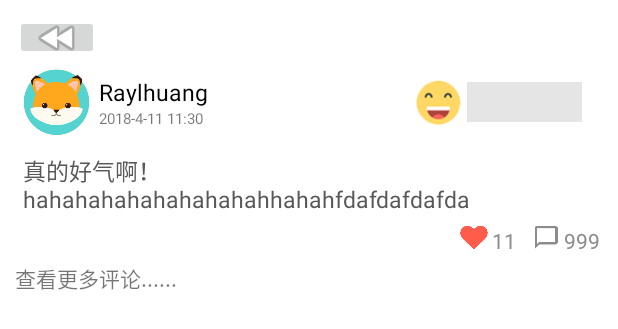
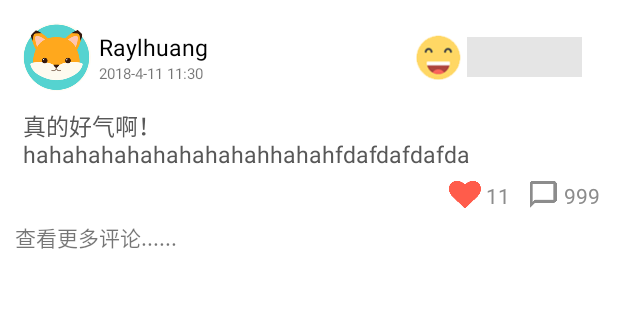
Before and after one commit to yuexihan/Living, an Android app: the layout record_item_detail_layout.xml on its own in the app's theme, with its tools: preview values and no code run, on a phone screen of 412 x 824 dp. Shown: the top 329 px of the screen. Run offline under Robolectric (Android 15) with nearby library versions, the phone set to English and light mode, and no system bars.

```diff
--- a/app/build.gradle
+++ b/app/build.gradle
@@ -44,5 +44,5 @@ dependencies {
     compile 'com.android.support.constraint:constraint-layout:1.1.0'
     //此行为百分比布局依赖库
     compile 'com.android.support:percent:27.1.1'
-    testCompile 'junit:junit:4.12'
+    //testCompile 'junit:junit:4.12'
 }
--- a/app/src/main/AndroidManifest.xml
+++ b/app/src/main/AndroidManifest.xml
@@ -42,6 +42,8 @@
 
         <activity
                   android:name=".RegisterActivity" />
+        <activity
+            android:name=".RecordDetailActivity" />
         <activity android:name=".FloatEditorActivity"
             android:windowSoftInputMode="stateAlwaysVisible"
             android:theme="@style/NoTitleDialogTheme"/>
--- a/app/src/main/java/com/tencent/living/RecordItemAdapter.java
+++ b/app/src/main/java/com/tencent/living/RecordItemAdapter.java
@@ -35,8 +35,6 @@ public class RecordItemAdapter extends BaseAdapter {
     }
     public RecordDetailPlan addItem(Record record){
         RecordDetailPlan rdp = new RecordDetailPlan(context, record, commentsLineLimit);
-        rdp.setBackButtonVisiable(false);
-        rdp.setClickAble(true);
         data.add(rdp);
         return rdp;
     }
--- a/app/src/main/res/layout/record_item_detail_layout.xml
+++ b/app/src/main/res/layout/record_item_detail_layout.xml
@@ -8,12 +8,6 @@
     android:background="@android:color/white"
     android:orientation="vertical"
     android:padding="10dp">
-
-    <ImageButton
-        android:id="@+id/backButton"
-        android:layout_width="wrap_content"
-        android:layout_height="30dp"
-        app:srcCompat="@android:drawable/ic_media_rew" />
 
     <LinearLayout
         android:layout_width="match_parent"
@@ -105,8 +99,8 @@
 
         <ImageButton
             android:id="@+id/upButton"
-            android:layout_width="24dp"
-            android:layout_height="15dp"
+            android:layout_width="28dp"
+            android:layout_height="18dp"
             android:layout_weight="0"
             android:background="#00000000"
             android:scaleType="fitCenter"
@@ -123,13 +117,13 @@
 
         <ImageButton
             android:id="@+id/commentButton"
-            android:layout_width="24dp"
-            android:layout_height="15dp"
+            android:layout_width="28dp"
+            android:layout_height="18dp"
             android:layout_weight="0"
             android:background="#00000000"
+            android:scaleType="fitCenter"
             android:src="@drawable/record_comment"
-            android:scaleType="fitCenter"
-            android:tint="#8c8c8c"/>
+            android:tint="#8c8c8c" />
 
         <TextView
             android:id="@+id/commentCount"
```
Also changed, not shown: app/src/main/java/com/tencent/living/RecordDetailActivity.java (added, +23 -0 lines), app/src/main/java/com/tencent/living/RecordDetailPlan.java (+22 -32 lines).
